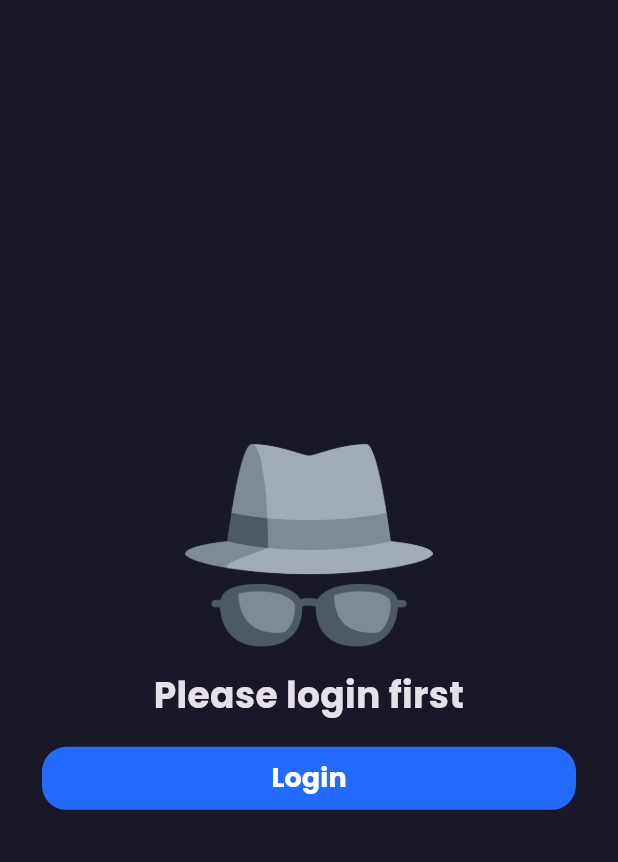
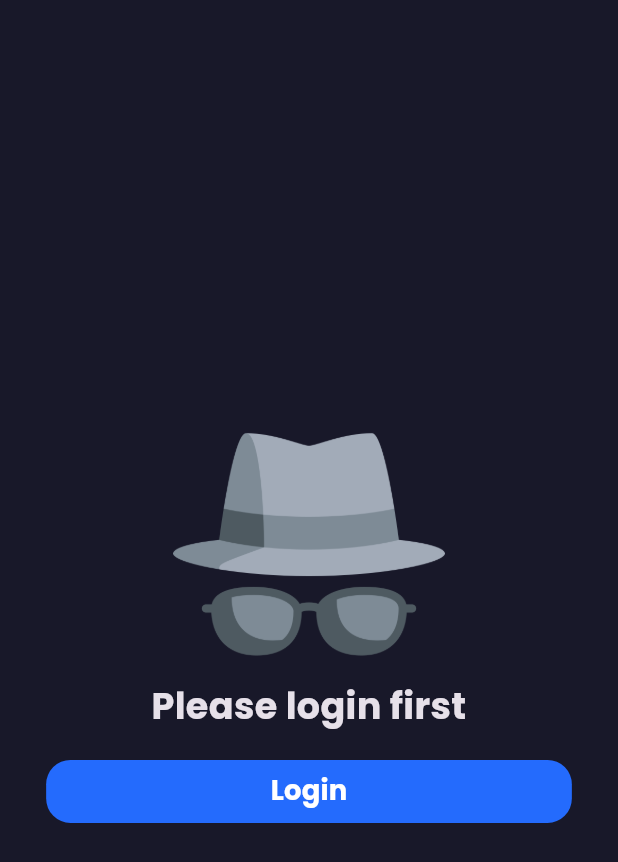
Before and after one commit to Taamerr/GameGlimpse-My-Graduation-Project-, a Flutter app: the IncognitoView widget shown alone on an empty page, opened directly, on a phone screen of 412 x 824 dp. Shown: the top 862 px of the screen. Run offline on Flutter 3.47's test engine with Material 3 defaults, Android fonts, the phone set to English and light mode, and no system bars; our stand-ins replace bloc, cached_network_image, cloud_firestore, dartz, dio, firebase_auth and 15 more; accounts and stored records are empty; network calls fail.

Commit message:
refactor profile feature

```diff
--- a/lib/features/profile/presentation/view_model/profile_cubit/profile_cubit.dart
+++ b/lib/features/profile/presentation/view_model/profile_cubit/profile_cubit.dart
@@ -1,5 +1,7 @@
 import 'package:flutter/material.dart';
 import 'package:flutter_bloc/flutter_bloc.dart';
+import 'package:gp_app/core/utils/cache_helper.dart';
+
 import '../../../../../core/constants/colors.dart';
 import '../../../../../core/constants/constants.dart';
 import '../../../../auth/data/repos/auth_repo_impl.dart';
--- a/lib/features/profile/presentation/views/widgets/incognito_view.dart
+++ b/lib/features/profile/presentation/views/widgets/incognito_view.dart
@@ -1,13 +1,13 @@
 import 'package:flutter/material.dart';
 import 'package:flutter_bloc/flutter_bloc.dart';
+import 'package:flutter_screenutil/flutter_screenutil.dart';
 import 'package:go_router/go_router.dart';
-import '../../view_model/profile_cubit/profile_cubit.dart';
 
 import '../../../../../core/constants/assets.dart';
 import '../../../../../core/constants/colors.dart';
 import '../../../../../core/utils/app_router.dart';
 import '../../../../../core/widgets/custom_button.dart';
-import '../../../../home/presentation/view_model/home_cubit/home_cubit.dart';
+import '../../view_model/profile_cubit/profile_cubit.dart';
 
 class IncognitoView extends StatelessWidget {
   const IncognitoView({
@@ -25,32 +25,32 @@ class IncognitoView extends StatelessWidget {
       builder: (context, state) {
         var cubit = ProfileCubit.get(context);
         return Padding(
-          padding: const EdgeInsets.symmetric(horizontal: 28),
+          padding: EdgeInsets.symmetric(horizontal: 28.w),
           child: Column(
             mainAxisAlignment: MainAxisAlignment.center,
             crossAxisAlignment: CrossAxisAlignment.stretch,
             children: [
               Image(
                 image: const AssetImage(TAppAssets.incognitoIcon),
-                height: MediaQuery.of(context).size.width * 0.4,
-                width: MediaQuery.of(context).size.width * 0.4,
+                height: (MediaQuery.of(context).size.width * 0.4).w,
+                width: (MediaQuery.of(context).size.width * 0.4).w,
               ),
-              const Text(
+              Text(
                 'Please login first',
                 style: TextStyle(
                   fontWeight: FontWeight.bold,
-                  fontSize: 24.0,
+                  fontSize: 24.0.sp,
                 ),
                 textAlign: TextAlign.center,
               ),
-              const SizedBox(
-                height: 15,
+              SizedBox(
+                height: 15.h,
               ),
               CustomButton(
                 backgroundColor: TAppColors.kBlue,
                 textColor: TAppColors.kWhite,
                 text: 'Login',
-                fontSize: 18,
+                fontSize: 18.sp,
                 fontWeight: FontWeight.bold,
                 onPressed: () async {
                   await cubit.signOut();
```
Also changed, not shown: lib/features/profile/presentation/views/profile_view.dart (+10 -8 lines), lib/features/profile/presentation/views/widgets/user_profile_view.dart (+26 -25 lines).
